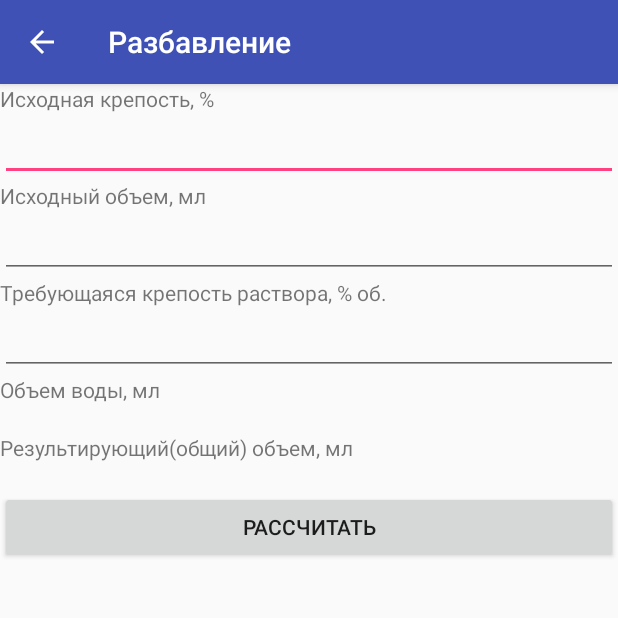
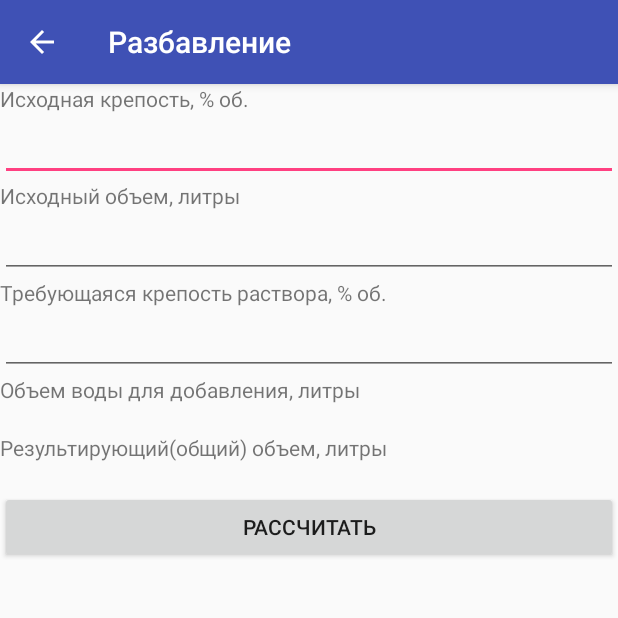
Before and after one commit to AlexandrZorin/MoonshinersCalculator, an Android app: the DilutionActivity screen opened directly, with no data from a screen before it, on a phone screen of 412 x 824 dp, the top half of it. Run offline under Robolectric (Android 15) with nearby library versions, the phone set to English and light mode, and no system bars.

Commit message:
mistake correction

```diff
--- a/app/src/main/res/values/strings.xml
+++ b/app/src/main/res/values/strings.xml
@@ -6,12 +6,12 @@
     <string name="dilution_title">Разбавление</string>
     <string name="dilution_description">Расчет разбавления водноспиртовых растворов с
         учетом концентрации</string>
-    <string name="dilution_textView_strength">Исходная крепость, %</string>
-    <string name="dilution_textView_volume">Исходный объем, мл</string>
+    <string name="dilution_textView_strength">Исходная крепость, % об.</string>
+    <string name="dilution_textView_volume">Исходный объем, литры</string>
     <string name="dilution_textView_required_result_strength">Требующаяся крепость раствора,
         % об.</string>
-    <string name="dilution_result_volume_diluent">Объем воды, мл</string>
-    <string name="dilution_result_volume">Результирующий(общий) объем, мл</string>
+    <string name="dilution_result_volume_diluent">Объем воды для добавления, литры</string>
+    <string name="dilution_result_volume">Результирующий(общий) объем, литры</string>
     <string name="dilution_exception_blank_field_strength">Поле \"Исходная крепость\" должно быть
         заолнено</string>
     <string name="dilution_exception_blank_field_volume">Поле \"Исходный объем\" должно быть
@@ -25,9 +25,10 @@
         максимально возможного содержания спирта после окончания брожения</string>
     <string name="braga_textView_weight_sugar">Вес сахара, кг</string>
     <string name="braga_textView_water_volume">Объем воды, литры</string>
-    <string name="braga_textView_max_strength">Максимальное содержание спирта в браге, %</string>
+    <string name="braga_textView_max_strength">Максимальное содержание спирта в браге,
+        % об.</string>
     <string name="braga_textView_volume_solution">Объем раствора сахара и воды, литры</string>
-    <string name="braga_textView_dehydrated_alcohol">Абсолютный спирт</string>
+    <string name="braga_textView_dehydrated_alcohol">Абсолютный спирт, литры</string>
     <string name="braga_exception_blank_field_weight_sugar">Поле \"Вес сахара\" должно быть
         заполнено</string>
     <string name="braga_exception_blank_field_water_volume">Поле \"Объем воды\" должно быть
```
